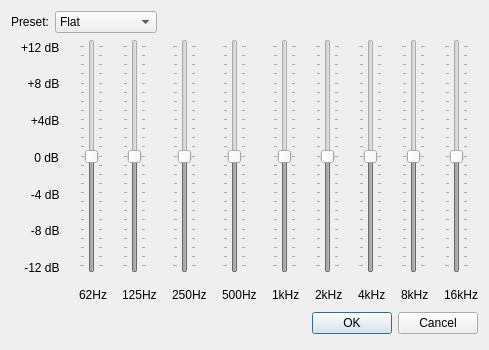
Old version of the form equalizerDialog.ui in the repository zenix935/ZenPlayer.
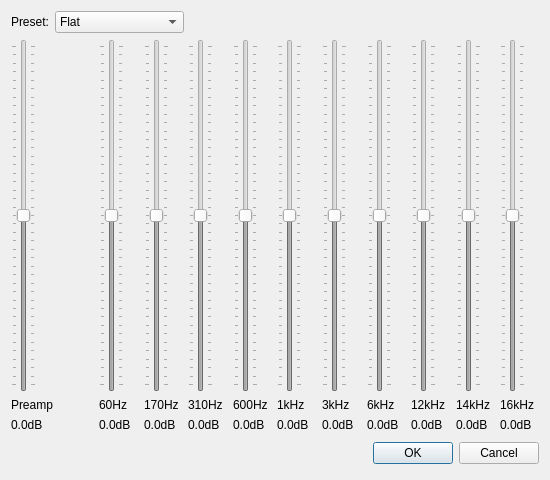
New version of the form.

Commit message: Made a wrapper around libVLC (not sure if it works) and Rewrote the equalizer for 10 band + preamp

Patch:
```diff
--- a/equalizerDialog.ui
+++ b/equalizerDialog.ui
@@ -6,21 +6,27 @@
    <rect>
     <x>0</x>
     <y>0</y>
-    <width>489</width>
-    <height>350</height>
+    <width>550</width>
+    <height>480</height>
    </rect>
   </property>
+  <property name="minimumSize">
+   <size>
+    <width>550</width>
+    <height>320</height>
+   </size>
+  </property>
   <property name="maximumSize">
    <size>
-    <width>489</width>
-    <height>350</height>
+    <width>550</width>
+    <height>800</height>
    </size>
   </property>
   <property name="windowTitle">
    <string>Dialog</string>
   </property>
   <layout class="QGridLayout" name="gridLayout">
-   <item row="0" column="0" colspan="2">
+   <item row="0" column="0">
     <layout class="QHBoxLayout" name="horizontalLayout">
      <item>
       <widget class="QLabel" name="presetLabel">
@@ -41,12 +47,32 @@
        </item>
        <item>
         <property name="text">
-         <string>Treble Boost</string>
+         <string>Classical</string>
         </property>
        </item>
        <item>
         <property name="text">
-         <string>Bass Boost</string>
+         <string>Club</string>
+        </property>
+       </item>
+       <item>
+        <property name="text">
+         <string>Dance</string>
+        </property>
+       </item>
+       <item>
+        <property name="text">
+         <string>Full Bass</string>
+        </property>
+       </item>
+       <item>
+        <property name="text">
+         <string>Full Bass &amp; Treble</string>
+        </property>
+       </item>
+       <item>
+        <property name="text">
+         <string>Full Treble</string>
         </property>
        </item>
        <item>
@@ -56,27 +82,52 @@
        </item>
        <item>
         <property name="text">
-         <string>Laptop</string>
+         <string>Large Hall</string>
         </property>
        </item>
        <item>
         <property name="text">
-         <string>Speakers</string>
+         <string>Live</string>
         </property>
        </item>
        <item>
         <property name="text">
-         <string>Home Stereo</string>
+         <string>Party</string>
         </property>
        </item>
        <item>
         <property name="text">
-         <string>TV</string>
+         <string>Pop</string>
         </property>
        </item>
        <item>
         <property name="text">
-         <string>Car</string>
+         <string>Reggae</string>
+        </property>
+       </item>
+       <item>
+        <property name="text">
+         <string>Rock</string>
+        </property>
+       </item>
+       <item>
+        <property name="text">
+         <string>Ska</string>
+        </property>
+       </item>
+       <item>
+        <property name="text">
+         <string>Soft</string>
+        </property>
+       </item>
+       <item>
+        <property name="text">
+         <string>Soft Rock</string>
+        </property>
+       </item>
+       <item>
+        <property name="text">
+         <string>Techno</string>
         </property>
        </item>
        <item>
@@ -102,85 +153,70 @@
     </layout>
    </item>
    <item row="1" column="0">
-    <layout class="QVBoxLayout" name="verticalLayout_10">
-     <property name="spacing">
-      <number>20</number>
-     </property>
-     <property name="sizeConstraint">
-      <enum>QLayout::SizeConstraint::SetDefaultConstraint</enum>
-     </property>
-     <property name="leftMargin">
-      <number>10</number>
-     </property>
-     <property name="rightMargin">
-      <number>0</number>
-     </property>
-     <property name="bottomMargin">
-      <number>26</number>
-     </property>
-     <item>
-      <widget class="QLabel" name="label">
-       <property name="text">
-        <string>+12 dB</string>
-       </property>
-      </widget>
-     </item>
-     <item>
-      <widget class="QLabel" name="label_2">
-       <property name="text">
-        <string>  +8 dB</string>
-       </property>
-      </widget>
-     </item>
-     <item>
-      <widget class="QLabel" name="label_3">
-       <property name="text">
-        <string>   +4dB</string>
-       </property>
-      </widget>
-     </item>
-     <item>
-      <widget class="QLabel" name="label_4">
-       <property name="text">
-        <string>    0 dB</string>
-       </property>
-      </widget>
-     </item>
-     <item>
-      <widget class="QLabel" name="label_5">
-       <property name="text">
-        <string>   -4 dB</string>
-       </property>
-      </widget>
-     </item>
-     <item>
-      <widget class="QLabel" name="label_6">
-       <property name="text">
-        <string>   -8 dB</string>
-       </property>
-      </widget>
-     </item>
-     <item>
-      <widget class="QLabel" name="label_7">
-       <property name="text">
-        <string> -12 dB</string>
-       </property>
-      </widget>
-     </item>
-    </layout>
-   </item>
-   <item row="1" column="1">
     <layout class="QHBoxLayout" name="horizontalLayout_2">
-     <property name="spacing">
-      <number>15</number>
-     </property>
-     <property name="sizeConstraint">
-      <enum>QLayout::SizeConstraint::SetMaximumSize</enum>
-     </property>
+     <item>
+      <layout class="QVBoxLayout" name="verticalLayout_10" stretch="0,0,0">
+       <item>
+        <widget class="QSlider" name="preampSlider">
+         <property name="enabled">
+          <bool>false</bool>
+         </property>
+         <property name="cursor">
+          <cursorShape>PointingHandCursor</cursorShape>
+         </property>
+         <property name="minimum">
+          <number>-200</number>
+         </property>
+         <property name="maximum">
+          <number>200</number>
+         </property>
+         <property name="orientation">
+          <enum>Qt::Orientation::Vertical</enum>
+         </property>
+         <property name="tickPosition">
+          <enum>QSlider::TickPosition::TicksBothSides</enum>
+         </property>
+         <property name="tickInterval">
+          <number>10</number>
+         </property>
+        </widget>
+       </item>
+       <item>
+        <widget class="QLabel" name="preamplabel">
+         <property name="text">
+          <string>Preamp</string>
+         </property>
+        </widget>
+       </item>
+       <item>
+        <widget class="QLabel" name="preampValueLabel">
+         <property name="text">
+          <string>0.0dB</string>
+         </property>
+        </widget>
+       </item>
+      </layout>
+     </item>
+     <item>
+      <spacer name="horizontalSpacer_2">
+       <property name="orientation">
+        <enum>Qt::Orientation::Horizontal</enum>
+       </property>
+       <property name="sizeType">
+        <enum>QSizePolicy::Policy::Minimum</enum>
+       </property>
+       <property name="sizeHint" stdset="0">
+        <size>
+         <width>40</width>
+         <height>20</height>
+        </size>
+       </property>
+      </spacer>
+     </item>
      <item>
       <layout class="QVBoxLayout" name="verticalLayout">
        <item>
-        <widget class="QSlider" name="hz62Slider">
+        <widget class="QSlider" name="hz60Slider">
          <property name="enabled">
           <bool>false</bool>
          </property>
@@ -188,10 +224,10 @@
           <cursorShape>PointingHandCursor</cursorShape>
          </property>
          <property name="minimum">
-          <number>-120</number>
+          <number>-200</number>
          </property>
          <property name="maximum">
-          <number>120</number>
+          <number>200</number>
          </property>
          <property name="orientation">
           <enum>Qt::Orientation::Vertical</enum>
@@ -199,12 +235,22 @@
          <property name="tickPosition">
           <enum>QSlider::TickPosition::TicksBothSides</enum>
          </property>
+         <property name="tickInterval">
+          <number>10</number>
+         </property>
         </widget>
        </item>
        <item>
-        <widget class="QLabel" name="hz62Label">
+        <widget class="QLabel" name="hz60Label">
          <property name="text">
-          <string>62Hz</string>
+          <string>60Hz</string>
+         </property>
+        </widget>
+       </item>
+       <item>
+        <widget class="QLabel" name="hz60ValueLabel">
+         <property name="text">
+          <string>0.0dB</string>
          </property>
         </widget>
        </item>
@@ -213,7 +259,7 @@
      <item>
       <layout class="QVBoxLayout" name="verticalLayout_2">
        <item>
-        <widget class="QSlider" name="hz125Slider">
+        <widget class="QSlider" name="hz170Slider">
          <property name="enabled">
           <bool>false</bool>
          </property>
@@ -221,10 +267,10 @@
           <cursorShape>PointingHandCursor</cursorShape>
          </property>
          <property name="minimum">
-          <number>-120</number>
+          <number>-200</number>
          </property>
          <property name="maximum">
-          <number>120</number>
+          <number>200</number>
          </property>
          <property name="orientation">
           <enum>Qt::Orientation::Vertical</enum>
@@ -232,12 +278,22 @@
          <property name="tickPosition">
           <enum>QSlider::TickPosition::TicksBothSides</enum>
          </property>
+         <property name="tickInterval">
+          <number>10</number>
+         </property>
         </widget>
        </item>
        <item>
-        <widget class="QLabel" name="hz125Label">
+        <widget class="QLabel" name="hz170Label">
          <property name="text">
-          <string>125Hz</string>
+          <string>170Hz</string>
+         </property>
+        </widget>
+       </item>
+       <item>
+        <widget class="QLabel" name="hz170ValueLabel">
+         <property name="text">
+          <string>0.0dB</string>
          </property>
         </widget>
        </item>
@@ -246,7 +302,7 @@
      <item>
       <layout class="QVBoxLayout" name="verticalLayout_3">
        <item>
-        <widget class="QSlider" name="hz250Slider">
+        <widget class="QSlider" name="hz310Slider">
          <property name="enabled">
           <bool>false</bool>
          </property>
@@ -254,10 +310,10 @@
           <cursorShape>PointingHandCursor</cursorShape>
          </property>
          <property name="minimum">
-          <number>-120</number>
+          <number>-200</number>
          </property>
          <property name="maximum">
-          <number>120</number>
+          <number>200</number>
          </property>
          <property name="orientation">
           <enum>Qt::Orientation::Vertical</enum>
@@ -265,12 +321,22 @@
          <property name="tickPosition">
           <enum>QSlider::TickPosition::TicksBothSides</enum>
          </property>
+         <property name="tickInterval">
+          <number>10</number>
+         </property>
         </widget>
        </item>
        <item>
-        <widget class="QLabel" name="hz250Label">
+        <widget class="QLabel" name="hz310Label">
          <property name="text">
-          <string>250Hz</string>
+          <string>310Hz</string>
+         </property>
+        </widget>
+       </item>
+       <item>
+        <widget class="QLabel" name="hz310ValueLabel">
+         <property name="text">
+          <string>0.0dB</string>
          </property>
         </widget>
        </item>
@@ -279,7 +345,7 @@
      <item>
       <layout class="QVBoxLayout" name="verticalLayout_4">
        <item>
-        <widget class="QSlider" name="hz500Slider">
+        <widget class="QSlider" name="hz600Slider">
          <property name="enabled">
           <bool>false</bool>
          </property>
@@ -287,10 +353,10 @@
           <cursorShape>PointingHandCursor</cursorShape>
          </property>
          <property name="minimum">
-          <number>-120</number>
+          <number>-200</number>
          </property>
          <property name="maximum">
-          <number>120</number>
+          <number>200</number>
          </property>
          <property name="orientation">
           <enum>Qt::Orientation::Vertical</enum>
@@ -298,12 +364,22 @@
          <property name="tickPosition">
           <enum>QSlider::TickPosition::TicksBothSides</enum>
          </property>
+         <property name="tickInterval">
+          <number>10</number>
+         </property>
         </widget>
        </item>
        <item>
-        <widget class="QLabel" name="hz500Label">
+        <widget class="QLabel" name="hz600Label">
          <property name="text">
-          <string>500Hz</string>
+          <string>600Hz</string>
+         </property>
+        </widget>
+       </item>
+       <item>
+        <widget class="QLabel" name="hz600ValueLabel">
+         <property name="text">
+          <string>0.0dB</string>
          </property>
         </widget>
        </item>
@@ -320,10 +396,10 @@
           <cursorShape>PointingHandCursor</cursorShape>
          </property>
          <property name="minimum">
-          <number>-120</number>
+          <number>-200</number>
          </property>
          <property name="maximum">
-          <number>120</number>
+          <number>200</number>
          </property>
          <property name="orientation">
           <enum>Qt::Orientation::Vertical</enum>
@@ -331,6 +407,9 @@
          <property name="tickPosition">
           <enum>QSlider::TickPosition::TicksBothSides</enum>
          </property>
+         <property name="tickInterval">
+          <number>10</number>
+         </property>
         </widget>
        </item>
        <item>
@@ -340,12 +419,19 @@
          </property>
         </widget>
        </item>
+       <item>
+        <widget class="QLabel" name="hz1kValueLabel">
+         <property name="text">
+          <string>0.0dB</string>
+         </property>
+        </widget>
+       </item>
       </layout>
      </item>
      <item>
       <layout class="QVBoxLayout" name="verticalLayout_6">
        <item>
-        <widget class="QSlider" name="hz2kSlider">
+        <widget class="QSlider" name="hz3kSlider">
          <property name="enabled">
           <bool>false</bool>
          </property>
@@ -353,10 +439,10 @@
           <cursorShape>PointingHandCursor</cursorShape>
          </property>
          <property name="minimum">
-          <number>-120</number>
+          <number>-200</number>
          </property>
          <property name="maximum">
-          <number>120</number>
+          <number>200</number>
          </property>
          <property name="orientation">
           <enum>Qt::Orientation::Vertical</enum>
@@ -364,12 +450,22 @@
          <property name="tickPosition">
           <enum>QSlider::TickPosition::TicksBothSides</enum>
          </property>
+         <property name="tickInterval">
+          <number>10</number>
+         </property>
         </widget>
        </item>
        <item>
-        <widget class="QLabel" name="hz2kLabel">
+        <widget class="QLabel" name="hz3kLabel">
          <property name="text">
-          <string>2kHz</string>
+          <string>3kHz</string>
+         </property>
+        </widget>
+       </item>
+       <item>
+        <widget class="QLabel" name="hz3kValueLabel">
+         <property name="text">
+          <string>0.0dB</string>
          </property>
         </widget>
        </item>
@@ -378,7 +474,7 @@
      <item>
       <layout class="QVBoxLayout" name="verticalLayout_7">
        <item>
-        <widget class="QSlider" name="hz4kSlider">
+        <widget class="QSlider" name="hz6kSlider">
          <property name="enabled">
           <bool>false</bool>
          </property>
@@ -386,10 +482,10 @@
           <cursorShape>PointingHandCursor</cursorShape>
          </property>
          <property name="minimum">
-          <number>-120</number>
+          <number>-200</number>
          </property>
          <property name="maximum">
-          <number>120</number>
+          <number>200</number>
          </property>
          <property name="orientation">
           <enum>Qt::Orientation::Vertical</enum>
@@ -397,12 +493,22 @@
          <property name="tickPosition">
           <enum>QSlider::TickPosition::TicksBothSides</enum>
          </property>
+         <property name="tickInterval">
+          <number>10</number>
+         </property>
         </widget>
        </item>
        <item>
-        <widget class="QLabel" name="hz4kLabel">
+        <widget class="QLabel" name="hz6kLabel">
          <property name="text">
-          <string>4kHz</string>
+          <string>6kHz</string>
+         </property>
+        </widget>
+       </item>
+       <item>
+        <widget class="QLabel" name="hz6kValueLabel">
+         <property name="text">
+          <string>0.0dB</string>
          </property>
         </widget>
        </item>
@@ -411,7 +517,7 @@
      <item>
       <layout class="QVBoxLayout" name="verticalLayout_8">
        <item>
-        <widget class="QSlider" name="hz8kSlider">
+        <widget class="QSlider" name="hz12kSlider">
          <property name="enabled">
           <bool>false</bool>
          </property>
@@ -419,10 +525,10 @@
           <cursorShape>PointingHandCursor</cursorShape>
          </property>
          <property name="minimum">
-          <number>-120</number>
+          <number>-200</number>
          </property>
          <property name="maximum">
-          <number>120</number>
+          <number>200</number>
          </property>
          <property name="orientation">
           <enum>Qt::Orientation::Vertical</enum>
@@ -430,12 +536,22 @@
          <property name="tickPosition">
           <enum>QSlider::TickPosition::TicksBothSides</enum>
          </property>
+         <property name="tickInterval">
+          <number>10</number>
+         </property>
         </widget>
        </item>
        <item>
-        <widget class="QLabel" name="hz8kLabel">
+        <widget class="QLabel" name="hz12kLabel">
          <property name="text">
-          <string>8kHz</string>
+          <string>12kHz</string>
+         </property>
+        </widget>
+       </item>
+       <item>
+        <widget class="QLabel" name="hz12kValueLabel">
+         <property name="text">
+          <string>0.0dB</string>
          </property>
         </widget>
        </item>
@@ -444,7 +560,7 @@
      <item>
       <layout class="QVBoxLayout" name="verticalLayout_9">
        <item>
-        <widget class="QSlider" name="hz16kSlider">
+        <widget class="QSlider" name="hz14kSlider">
          <property name="enabled">
           <bool>false</bool>
          </property>
@@ -452,10 +568,10 @@
           <cursorShape>PointingHandCursor</cursorShape>
          </property>
          <property name="minimum">
-          <number>-120</number>
+          <number>-200</number>
          </property>
          <property name="maximum">
-          <number>120</number>
+          <number>200</number>
          </property>
          <property name="singleStep">
           <number>1</number>
@@ -469,6 +585,52 @@
          <property name="tickPosition">
           <enum>QSlider::TickPosition::TicksBothSides</enum>
          </property>
+         <property name="tickInterval">
+          <number>10</number>
+         </property>
+        </widget>
+       </item>
+       <item>
+        <widget class="QLabel" name="hz14kLabel">
+         <property name="text">
+          <string>14kHz</string>
+         </property>
+        </widget>
+       </item>
+       <item>
+        <widget class="QLabel" name="hz14kValueLabel">
+         <property name="text">
+          <string>0.0dB</string>
+         </property>
+        </widget>
+       </item>
+      </layout>
+     </item>
+     <item>
+      <layout class="QVBoxLayout" name="verticalLayout_11">
+       <item>
+        <widget class="QSlider" name="hz16kSlider">
+         <property name="enabled">
+          <bool>false</bool>
+         </property>
+         <property name="minimum">
+          <number>-200</number>
+         </property>
+         <property name="maximum">
+          <number>200</number>
+         </property>
+         <property name="value">
+          <number>0</number>
+         </property>
+         <property name="orientation">
+          <enum>Qt::Orientation::Vertical</enum>
+         </property>
+         <property name="tickPosition">
+          <enum>QSlider::TickPosition::TicksBothSides</enum>
+         </property>
+         <property name="tickInterval">
+          <number>10</number>
+         </property>
         </widget>
        </item>
        <item>
@@ -478,11 +640,18 @@
          </property>
         </widget>
        </item>
+       <item>
+        <widget class="QLabel" name="hz16kValueLabel">
+         <property name="text">
+          <string>0.0dB</string>
+         </property>
+        </widget>
+       </item>
       </layout>
      </item>
     </layout>
    </item>
-   <item row="2" column="0" colspan="2">
+   <item row="2" column="0">
     <layout class="QHBoxLayout">
      <property name="spacing">
       <number>6</number>
```
Left out of the diff: 8 changed lines with no effect on the pictures. The commit also changes 440 other files.
